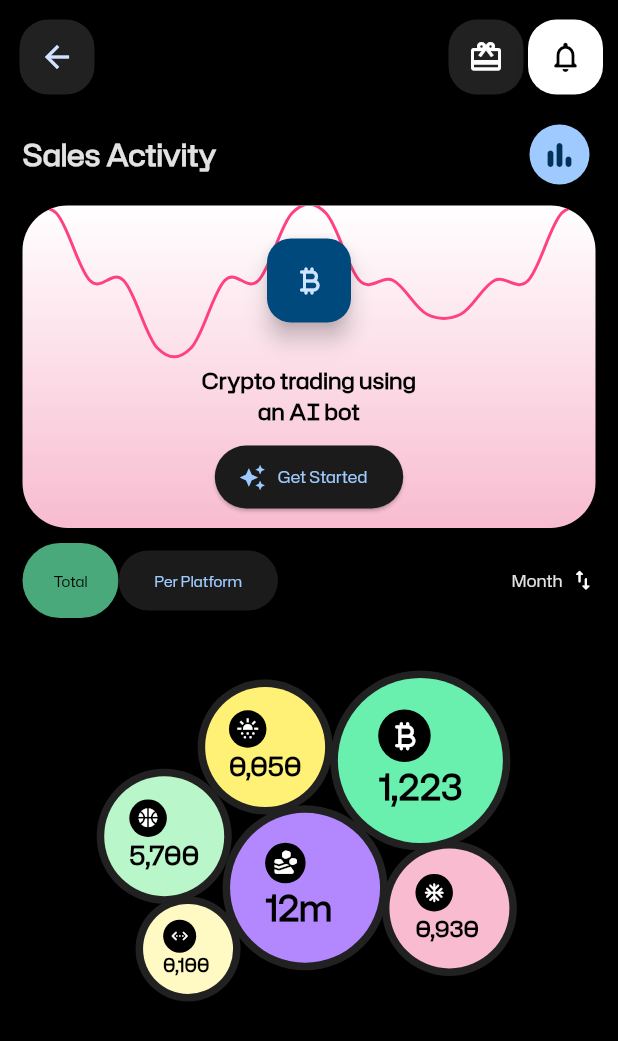
After one commit to LimaneGaya/gaya_screens, a Flutter app: the P5 screen opened directly, on a phone screen of 412 x 824 dp. The commit adds this screen. Shown: the top 1041 px of the screen. Run offline on Flutter 3.47's test engine with Material 3 defaults, Android fonts, the phone set to English and light mode, and no system bars; drawn by our look-alikes of fl_chart; project files that could hold a hidden picture were left out.

Commit message:
Added a screen

```diff
--- a/lib/screens/n0002/n0002.dart
+++ b/lib/screens/n0002/n0002.dart
@@ -3,6 +3,7 @@ import 'package:gaya_screens/screens/n0002/p1.dart';
 import 'package:gaya_screens/screens/n0002/p2.dart';
 import 'package:gaya_screens/screens/n0002/p3.dart';
 import 'package:gaya_screens/screens/n0002/p4.dart';
+import 'package:gaya_screens/screens/n0002/p5.dart';
 
 class N0002 extends StatelessWidget {
   const N0002({super.key});
@@ -12,7 +13,7 @@ class N0002 extends StatelessWidget {
     return PageView(
       scrollBehavior: MaterialScrollBehavior(),
       allowImplicitScrolling: true,
-      children: [P1(), P2(), P3(), P4()],
+      children: [P1(), P2(), P3(), P4(), P5()],
     );
   }
 }
--- /dev/null
+++ b/lib/screens/n0002/p5.dart
@@ -0,0 +1,362 @@
+import 'package:fl_chart/fl_chart.dart';
+import 'package:flutter/material.dart';
+
+class P5 extends StatelessWidget {
+  const P5({super.key});
+
+  @override
+  Widget build(BuildContext context) {
+    return Scaffold(
+      backgroundColor: Colors.black,
+      appBar: AppBar(
+        toolbarHeight: kToolbarHeight + 20,
+        backgroundColor: Colors.black,
+        leadingWidth: kToolbarHeight + 20,
+        leading: Center(
+          child: SizedBox(
+            width: 50,
+            height: 50,
+            child: FloatingActionButton.extended(
+              onPressed: () => Navigator.pop(context),
+              backgroundColor: Colors.grey.shade900,
+              shape: RoundedRectangleBorder(
+                borderRadius: BorderRadius.circular(19),
+              ),
+              label: Icon(Icons.arrow_back),
+            ),
+          ),
+        ),
+        actions: [
+          SizedBox(
+            width: 50,
+            height: 50,
+            child: FloatingActionButton.extended(
+              heroTag: 'card',
+              backgroundColor: Colors.grey.shade900,
+              onPressed: () {},
+              shape: RoundedRectangleBorder(
+                borderRadius: BorderRadius.circular(19),
+              ),
+              label: Icon(Icons.card_giftcard, color: Colors.white),
+            ),
+          ),
+          SizedBox(width: 3),
+          SizedBox(
+            width: 50,
+            height: 50,
+            child: FloatingActionButton.extended(
+              heroTag: 'notification',
+              backgroundColor: Colors.white,
+              onPressed: () {},
+              shape: RoundedRectangleBorder(
+                borderRadius: BorderRadius.circular(19),
+              ),
+              label: Icon(
+                Icons.notifications_none_rounded,
+                color: Colors.black,
+              ),
+            ),
+          ),
+          SizedBox(width: 10),
+        ],
+      ),
+      body: Padding(
+        padding: const EdgeInsets.symmetric(horizontal: 15),
+        child: Column(
+          children: [
+            SizedBox(height: 3),
+            Row(
+              mainAxisAlignment: MainAxisAlignment.spaceBetween,
+              crossAxisAlignment: CrossAxisAlignment.center,
+              children: [
+                Text(
+                  'Sales Activity',
+                  style: TextStyle(
+                    fontFamily: 'HubotSans',
+                    fontSize: 20,
+                    fontWeight: FontWeight.bold,
+                  ),
+                ),
+                IconButton.filled(
+                  onPressed: () {},
+                  icon: Icon(Icons.bar_chart_rounded),
+                ),
+              ],
+            ),
+            Container(
+              clipBehavior: Clip.hardEdge,
+              margin: EdgeInsets.symmetric(vertical: 10),
+              padding: EdgeInsets.symmetric(vertical: 5),
+              decoration: BoxDecoration(
+                gradient: LinearGradient(
+                  begin: Alignment.bottomCenter,
+                  end: Alignment.topCenter,
+                  colors: [Colors.pink.shade100, Colors.white],
+                ),
+                borderRadius: BorderRadius.circular(30),
+                color: Theme.of(context).colorScheme.onSecondary,
+              ),
+              child: Column(
+                mainAxisSize: MainAxisSize.min,
+                children: [
+                  SizedBox(
+                    height: 90,
+                    child: Stack(
+                      fit: StackFit.expand,
+                      children: [
+                        LineChart(
+                          LineChartData(
+                            lineBarsData: [
+                              LineChartBarData(
+                                spots: [
+                                  FlSpot(2, 4),
+                                  FlSpot(3, 4),
+                                  FlSpot(4, 3),
+                                  FlSpot(5, 3),
+                                  FlSpot(6, 2),
+                                  FlSpot(7, 2),
+                                  FlSpot(8, 3),
+                                  FlSpot(9, 3),
+                                  FlSpot(10, 4),
+                                  FlSpot(11, 4),
+                                  FlSpot(12, 3),
+                                  FlSpot(13, 3),
+                                  FlSpot(14, 2.5),
+                                  FlSpot(15, 2.5),
+                                  FlSpot(16, 3),
+                                  FlSpot(17, 3),
+                                  FlSpot(18, 4),
+                                  FlSpot(19, 4),
+                                ],
+                                isCurved: true,
+                                color: Colors.pinkAccent,
+                                barWidth: 2,
+                                dotData: FlDotData(show: false),
+                                belowBarData: BarAreaData(show: false),
+                              ),
+                            ],
+                            borderData: FlBorderData(show: false),
+                            gridData: FlGridData(show: false),
+                            extraLinesData: ExtraLinesData(
+                              extraLinesOnTop: false,
+                            ),
+                            titlesData: FlTitlesData(show: false),
+                          ),
+                        ),
+                        Align(
+                          alignment: Alignment.center,
+                          child: FloatingActionButton(
+                            onPressed: () {},
+                            child: Icon(Icons.currency_bitcoin_rounded),
+                          ),
+                        ),
+                      ],
+                    ),
+                  ),
+                  SizedBox(height: 10),
+                  Text(
+                    'Crypto trading using\nan AI bot',
+                    textAlign: TextAlign.center,
+                    style: TextStyle(
+                      fontFamily: 'HubotSans',
+                      fontSize: 15,
+                      color: Colors.black,
+                      fontWeight: FontWeight.bold,
+                    ),
+                  ),
+                  SizedBox(height: 10),
+                  ElevatedButton.icon(
+                    onPressed: () {},
+                    label: Text(
+                      'Get Started',
+                      style: TextStyle(fontFamily: 'HubotSans', fontSize: 11),
+                    ),
+                    icon: Padding(
+                      padding: const EdgeInsets.symmetric(vertical: 12.0),
+                      child: Icon(Icons.auto_awesome),
+                    ),
+                  ),
+                  SizedBox(height: 5),
+                ],
+              ),
+            ),
+            Row(
+              children: [
+                ElevatedButton(
+                  onPressed: () {},
+                  style: ElevatedButton.styleFrom(
+                    backgroundColor: Colors.greenAccent.withAlpha(180),
+                    padding: EdgeInsets.symmetric(horizontal: 10, vertical: 6),
+                  ),
+                  child: Padding(
+                    padding: const EdgeInsets.symmetric(vertical: 12.0),
+                    child: Text(
+                      'Total',
+                      style: TextStyle(
+                        fontFamily: 'HubotSans',
+                        fontSize: 10,
+                        color: Colors.black,
+                      ),
+                    ),
+                  ),
+                ),
+                ElevatedButton(
+                  onPressed: () {},
+                  child: Padding(
+                    padding: const EdgeInsets.symmetric(vertical: 12.0),
+                    child: Text(
+                      'Per Platform',
+                      style: TextStyle(fontFamily: 'HubotSans', fontSize: 10),
+                    ),
+                  ),
+                ),
+                Spacer(),
+                Text(
+                  'Month',
+                  style: TextStyle(fontFamily: 'HubotSans', fontSize: 11),
+                ),
+                SizedBox(width: 5),
+                Icon(Icons.swap_vert_rounded, size: 17),
+              ],
+            ),
+            SizedBox(
+              height: 295,
+              width: 285,
+              child: Stack(
+                fit: StackFit.expand,
+                children: [
+                  CircleContainer(
+                    x: 0.9,
+                    y: -0.6,
+                    radius: 120,
+                    iconSize: 25,
+                    text: '1,223',
+                    fontSize: 23,
+                    icon: Icons.currency_bitcoin_rounded,
+                    color: Colors.greenAccent,
+                  ),
+                  CircleContainer(
+                    x: -0.3,
+                    y: -0.6,
+                    radius: 90,
+                    iconSize: 15,
+                    text: '0,050',
+                    fontSize: 17,
+                    icon: Icons.sunny_snowing,
+                    color: Colors.yellow.shade300,
+                  ),
+                  CircleContainer(
+                    x: -0.99,
+                    y: -0.02,
+                    radius: 90,
+                    iconSize: 15,
+                    text: '5,700',
+                    fontSize: 17,
+                    icon: Icons.sports_basketball_rounded,
+                    color: Colors.greenAccent.shade100,
+                  ),
+                  CircleContainer(
+                    x: -0.03,
+                    y: 0.35,
+                    radius: 110,
+                    iconSize: 17,
+                    text: '12m  ',
+                    fontSize: 23,
+                    icon: Icons.landslide_rounded,
+                    color: Colors.deepPurpleAccent.shade100,
+                  ),
+                  CircleContainer(
+                    x: -0.75,
+                    y: 0.65,
+                    radius: 70,
+                    iconSize: 12,
+                    text: '0,100 ',
+                    fontSize: 12,
+                    icon: Icons.settings_ethernet_rounded,
+                    color: Colors.yellow.shade100,
+                  ),
+                  CircleContainer(
+                    x: 0.96,
+                    y: 0.45,
+                    radius: 90,
+                    iconSize: 15,
+                    text: '0,930 ',
+                    fontSize: 15,
+                    icon: Icons.ac_unit_rounded,
+                    color: Colors.pink.shade100,
+                  ),
+                ],
+              ),
+            ),
+          ],
+        ),
+      ),
+    );
+  }
+}
+
+class CircleContainer extends StatelessWidget {
+  final double x;
+  final double y;
+  final double radius;
+  final double iconSize;
+  final String text;
+  final double fontSize;
+  final IconData icon;
+  final Color color;
+  const CircleContainer({
+    super.key,
+    required this.x,
+    required this.y,
+    required this.radius,
+    required this.iconSize,
+    required this.text,
+    required this.fontSize,
+    required this.color,
+    required this.icon,
+  });
+
+  @override
+  Widget build(BuildContext context) {
+    return Align(
+      alignment: Alignment(x, y),
+      child: Container(
+        padding: EdgeInsets.all(5),
+        width: radius,
+        height: radius,
+        decoration: BoxDecoration(
+          shape: BoxShape.circle,
+          color: Colors.grey.shade900,
+        ),
+        child: Container(
+          alignment: Alignment.center,
+          padding: EdgeInsets.all(10),
+          decoration: BoxDecoration(shape: BoxShape.circle, color: color),
+          child: Column(
+            mainAxisSize: MainAxisSize.min,
+            crossAxisAlignment: CrossAxisAlignment.start,
+            children: [
+              Container(
+                padding: EdgeInsets.all(5),
+                decoration: BoxDecoration(
+                  shape: BoxShape.circle,
+                  color: Colors.black,
+                ),
+                child: Icon(icon, color: Colors.white, size: iconSize),
+              ),
+              Text(
+                text,
+                style: TextStyle(
+                  fontFamily: 'HubotSans',
+                  fontSize: fontSize,
+                  color: Colors.black,
+                  fontWeight: FontWeight.bold,
+                ),
+              ),
+            ],
+          ),
+        ),
+      ),
+    );
+  }
+}
```
Also changed, not shown: 2 other files.
